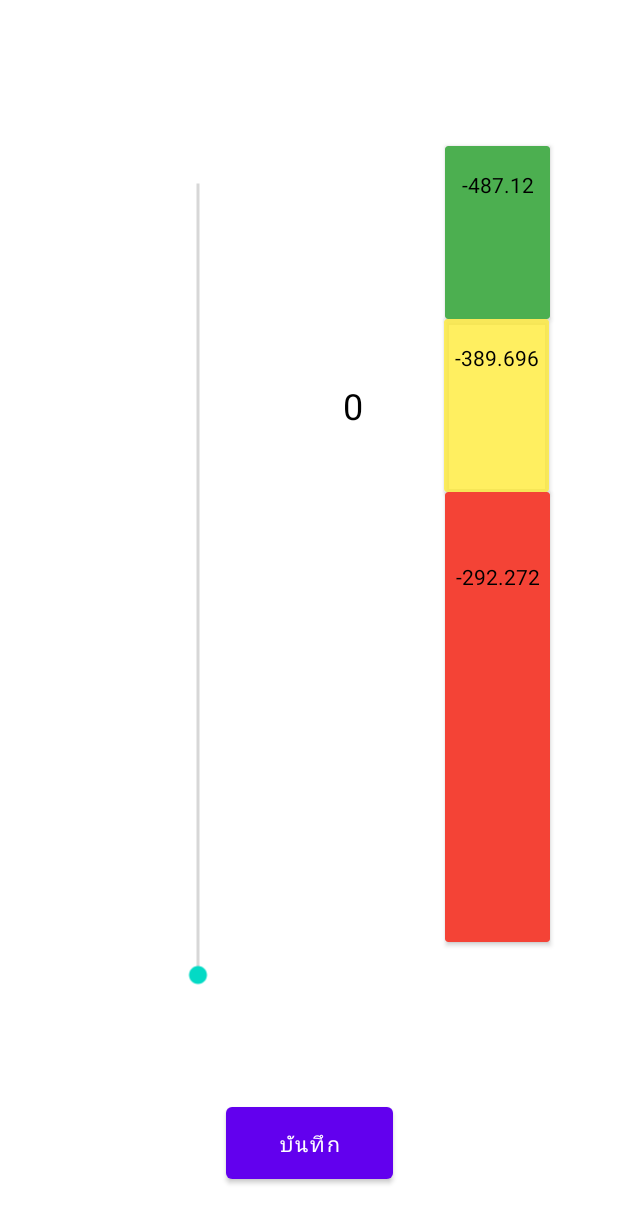
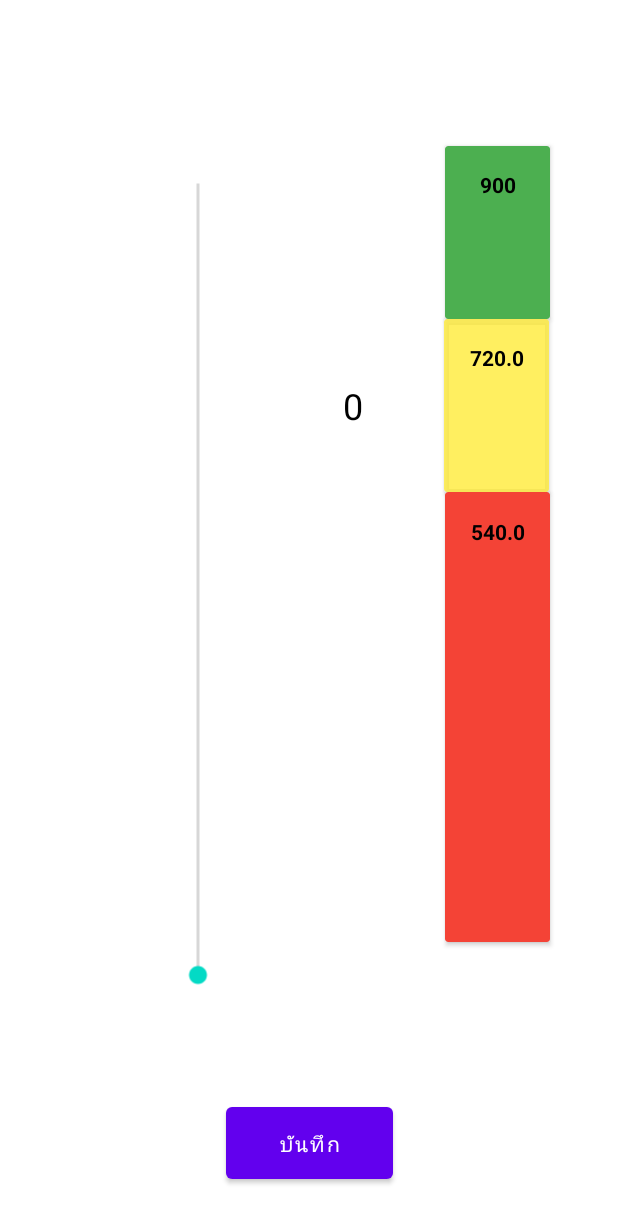
Before and after one commit to supanut-kon/AsthmaPrototype, an Android app: the flowFragment screen opened directly, with no data from a screen before it, on a phone screen of 412 x 824 dp. Shown: the top 1223 px of the screen. Run offline under Robolectric (Android 15) with nearby library versions, the phone set to English and light mode, and no system bars; libraries missing offline, so code that uses them is left out: com.readystatesoftware.sqliteasset.

Commit message:
minor changes to flowFragment

```diff
--- a/app/build.gradle
+++ b/app/build.gradle
@@ -48,7 +48,6 @@ dependencies {
     implementation 'com.google.android.gms:play-services-auth:19.0.0'
     implementation 'com.google.firebase:firebase-core:18.0.2'
     implementation 'com.readystatesoftware.sqliteasset:sqliteassethelper:2.0.1'
-    implementation 'jp.wassbeef:blurry:4.0.0'
 
 
 }
--- a/app/src/main/java/cnmi/it/asthmaprototype/flowFragment.java
+++ b/app/src/main/java/cnmi/it/asthmaprototype/flowFragment.java
@@ -16,6 +16,7 @@ import androidx.appcompat.app.AppCompatActivity;
 import androidx.appcompat.widget.Toolbar;
 import androidx.fragment.app.Fragment;
 
+import java.text.DecimalFormat;
 import java.util.Arrays;
 import java.util.Collections;
 
@@ -50,28 +51,33 @@ public class flowFragment extends AppCompatActivity {
         greenpef = findViewById(R.id.greenpef);
         yellowpef = findViewById(R.id.yellowpef);
         redpef = findViewById(R.id.redpef);
+        checkentry();
 
 
 
+
+    }
+    public void checkentry(){
         DatabaseHelper dbHelper = new DatabaseHelper(this);
         SQLiteDatabase db = dbHelper.getReadableDatabase();
         Cursor f = db.rawQuery("SELECT * FROM asthma_flow", null); // WHERE Userid = currentUser
-        if(f == null){
+
+        if(f.getCount() < 0){
             finish();
             Intent toConfig = new Intent(flowFragment.this, PatientConfig.class);
             startActivity(toConfig);
         }else{
             flowMeasure();
         }
+        f.close();
+    }
 
-    }
     public void flowMeasure(){
         DatabaseHelper dbHelper = new DatabaseHelper(this);
         SQLiteDatabase db = dbHelper.getReadableDatabase();
         Cursor c = db.rawQuery("SELECT * FROM asthma_patient", null);
         c.moveToFirst();
         while (!c.isAfterLast()) {
-
             //user = new UserModel(c.getInt(0), c.getInt(1), c.getInt(2), c.getString(3));
             id = c.getInt(0);
             age = c.getInt(1);
@@ -94,7 +100,9 @@ public class flowFragment extends AppCompatActivity {
 //        }
 //        f.close();
 //        db.close();
+        DecimalFormat df = new DecimalFormat("#.##");
 
+        if(gender != null){
             if(gender.equals("ชาย")){
                 peakflow = 319.13-(4.75*age)+0.035*Math.pow(age,2);
             }else {
@@ -102,13 +110,15 @@ public class flowFragment extends AppCompatActivity {
             }
 
             bar.setMax((int) peakflow);
-        greenpef.setText(String.valueOf(peakflow));
-        yellowpef.setText(String.valueOf(peakflow*(80.00/100.00)));
-        redpef.setText(String.valueOf(peakflow*(60.00/100.00)));
-
-
-
-        //bar.setMax(900);
+            greenpef.setText(df.format(peakflow));
+            yellowpef.setText(df.format(peakflow * (80.00 / 100.00)));
+            redpef.setText(df.format(peakflow * (60.00 / 100.00)));
+        } else {
+            bar.setMax(900);
+            greenpef.setText(String.valueOf(900));
+            yellowpef.setText(String.valueOf(900*(80.00/100.00)));
+            redpef.setText(String.valueOf(900*(60.00/100.00)));
+        }
         bar.setOnSeekBarChangeListener(new SeekBar.OnSeekBarChangeListener(){
 
             @Override
@@ -127,7 +137,6 @@ public class flowFragment extends AppCompatActivity {
 
             }
         });
-
 
         savebtn.setOnClickListener(v -> {
             pfvalue[count] = bar.getProgress();
--- a/app/src/main/res/layout/flow_fragment.xml
+++ b/app/src/main/res/layout/flow_fragment.xml
@@ -25,7 +25,8 @@
         app:layout_constraintHorizontal_bias="0.868"
         app:layout_constraintStart_toStartOf="parent"
         app:layout_constraintTop_toBottomOf="@+id/cardView5"
-        app:layout_constraintVertical_bias="0.0" >
+        app:layout_constraintVertical_bias="0.0"
+        >
 
         <androidx.constraintlayout.widget.ConstraintLayout
             android:layout_width="match_parent"
@@ -37,11 +38,12 @@
                 android:layout_height="wrap_content"
                 android:text=""
                 android:textColor="#000000"
+                android:textStyle="bold"
                 app:layout_constraintBottom_toBottomOf="parent"
                 app:layout_constraintEnd_toEndOf="parent"
                 app:layout_constraintStart_toStartOf="parent"
                 app:layout_constraintTop_toTopOf="parent"
-                app:layout_constraintVertical_bias="0.166" />
+                app:layout_constraintVertical_bias="0.060000002" />
         </androidx.constraintlayout.widget.ConstraintLayout>
 
     </androidx.cardview.widget.CardView>
@@ -66,6 +68,7 @@
                 android:layout_height="wrap_content"
                 android:text=""
                 android:textColor="#000000"
+                android:textStyle="bold"
                 app:layout_constraintBottom_toBottomOf="parent"
                 app:layout_constraintEnd_toEndOf="parent"
                 app:layout_constraintStart_toStartOf="parent"
@@ -97,6 +100,7 @@
                 android:layout_height="wrap_content"
                 android:text=""
                 android:textColor="#000000"
+                android:textStyle="bold"
                 app:layout_constraintBottom_toBottomOf="parent"
                 app:layout_constraintEnd_toEndOf="parent"
                 app:layout_constraintStart_toStartOf="parent"
```
Lines whose indentation alone changed are shown as unchanged.
